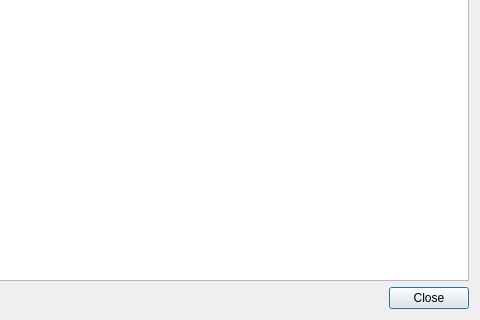
Before: the Qt Designer form ui_templates/dialogs/info_dialog.ui in IliaSuponeff/StudentsAccounting, drawn with Qt 5; both pictures show x 320 to 800 and y 380 to 700 of the 800 by 700 pixel window.
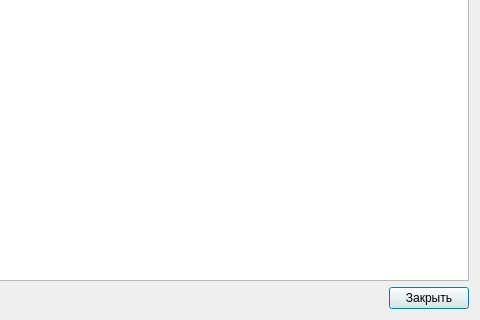
After: the same form once the commit is applied.

Patch:
```diff
--- a/ui_templates/dialogs/info_dialog.ui
+++ b/ui_templates/dialogs/info_dialog.ui
@@ -73,7 +73,7 @@
      <item>
       <widget class="QPushButton" name="close_btn">
        <property name="text">
-        <string>Close</string>
+        <string>Закрыть</string>
        </property>
       </widget>
      </item>
```
